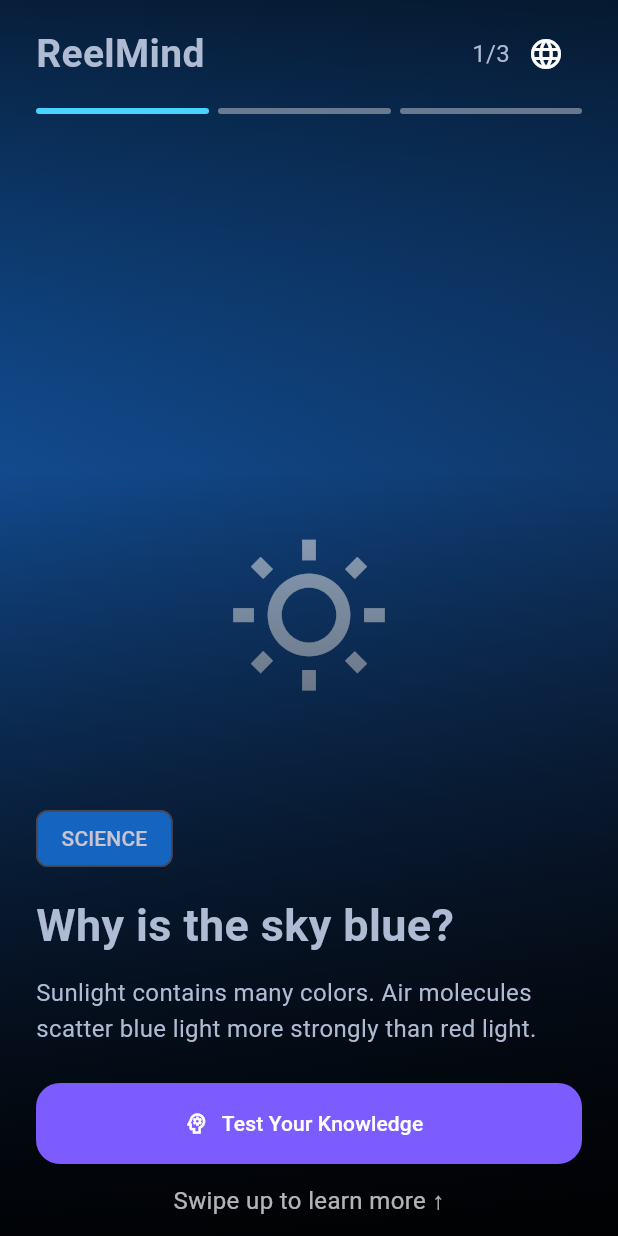
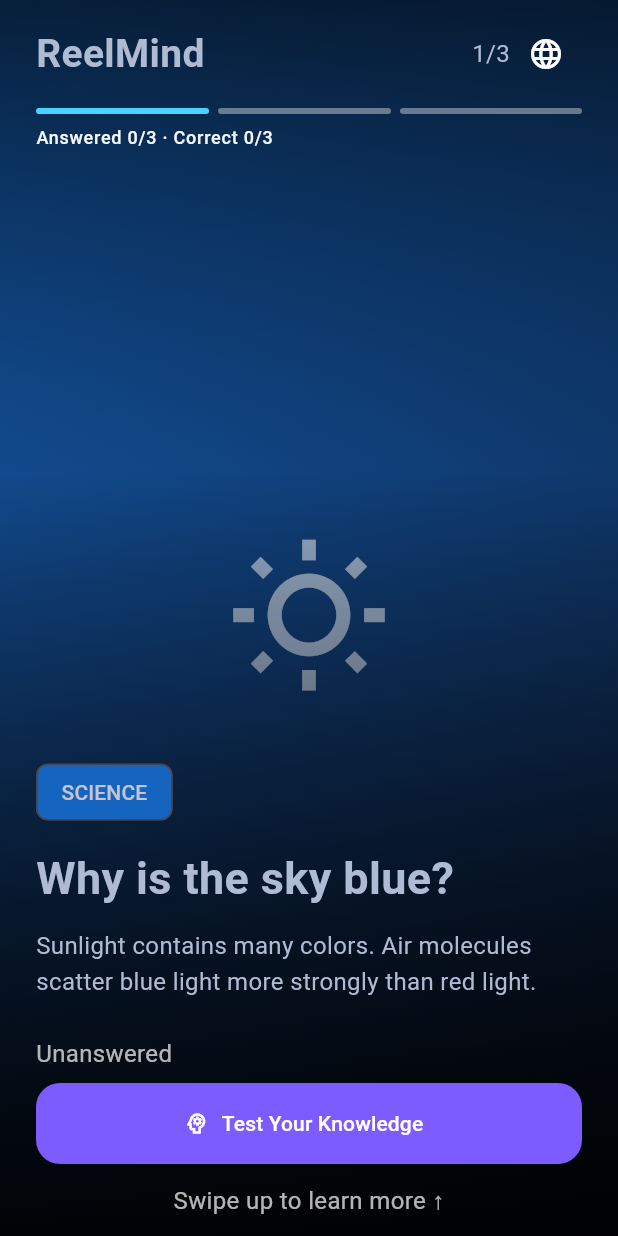
Before and after one commit to SweetRomeo/ReelMind, a Flutter app: the screen it shows after launch, on a phone screen of 412 x 824 dp. Run offline on Flutter 3.47's test engine with Material 3 defaults, Android fonts, the phone set to English and light mode, and no system bars; our stand-ins replace shared_preferences, video_player.

Commit message:
Persist quiz results and show local learning progress

```diff
--- /dev/null
+++ b/lib/data/quiz_progress_store.dart
@@ -0,0 +1,23 @@
+import 'package:shared_preferences/shared_preferences.dart';
+
+import '../models/learning_reel.dart';
+
+class QuizProgressStore {
+  final _preferences = SharedPreferencesAsync();
+
+  Future<Map<LessonId, bool>> load() async {
+    final preferences = await _preferences.getAll(
+      allowList: {for (final id in LessonId.values) _key(id)},
+    );
+    return {
+      for (final id in LessonId.values)
+        if (preferences[_key(id)] case final bool isCorrect) id: isCorrect,
+    };
+  }
+
+  Future<void> save(LessonId lessonId, {required bool isCorrect}) {
+    return _preferences.setBool(_key(lessonId), isCorrect);
+  }
+
+  static String _key(LessonId id) => 'reelmind.quizResult.${id.storageId}';
+}
--- a/lib/data/reel_data.dart
+++ b/lib/data/reel_data.dart
@@ -7,6 +7,7 @@ import '../models/video_source.dart';
 List<LearningReel> buildReels(AppLocalizations l10n) {
   return [
     LearningReel(
+      id: LessonId.skyColor,
       category: l10n.science,
       title: l10n.skyTitle,
       description: l10n.skyDescription,
@@ -14,6 +15,7 @@ List<LearningReel> buildReels(AppLocalizations l10n) {
       color: const Color(0xFF1565C0),
     ),
     LearningReel(
+      id: LessonId.apiIntro,
       category: l10n.technology,
       title: l10n.apiTitle,
       description: l10n.apiDescription,
@@ -26,6 +28,7 @@ List<LearningReel> buildReels(AppLocalizations l10n) {
       ),
     ),
     LearningReel(
+      id: LessonId.compoundInterest,
       category: l10n.finance,
       title: l10n.interestTitle,
       description: l10n.interestDescription,
--- a/lib/l10n/app_en.arb
+++ b/lib/l10n/app_en.arb
@@ -15,6 +15,21 @@
   "testKnowledge": "Test Your Knowledge",
   "quizComingSoon": "Quiz coming soon!",
   "swipeHint": "Swipe up to learn more ↑",
+  "progressSummary": "Answered {answered}/{total} · Correct {correct}/{total}",
+  "@progressSummary": {
+    "placeholders": {
+      "answered": { "type": "int" },
+      "correct": { "type": "int" },
+      "total": { "type": "int" }
+    }
+  },
+  "quizUnanswered": "Unanswered",
+  "quizAnsweredCorrectly": "Answered correctly",
+  "quizAnsweredIncorrectly": "Answered incorrectly",
+  "retryQuiz": "Retry Quiz",
+  "progressLoadFailed": "Couldn't load your progress.",
+  "progressSaveFailed": "Couldn't save your answer. Tap an option to try again.",
+  "tryAgain": "Try again",
 
   "quizSkyQuestion": "Which color is scattered most strongly by air molecules?",
   "quizSkyRed": "Red",
--- a/lib/l10n/app_localizations.dart
+++ b/lib/l10n/app_localizations.dart
@@ -182,6 +182,54 @@ abstract class AppLocalizations {
   /// **'Swipe up to learn more ↑'**
   String get swipeHint;
 
+  /// No description provided for @progressSummary.
+  ///
+  /// In en, this message translates to:
+  /// **'Answered {answered}/{total} · Correct {correct}/{total}'**
+  String progressSummary(int answered, int correct, int total);
+
+  /// No description provided for @quizUnanswered.
+  ///
+  /// In en, this message translates to:
+  /// **'Unanswered'**
+  String get quizUnanswered;
+
+  /// No description provided for @quizAnsweredCorrectly.
+  ///
+  /// In en, this message translates to:
+  /// **'Answered correctly'**
+  String get quizAnsweredCorrectly;
+
+  /// No description provided for @quizAnsweredIncorrectly.
+  ///
+  /// In en, this message translates to:
+  /// **'Answered incorrectly'**
+  String get quizAnsweredIncorrectly;
+
+  /// No description provided for @retryQuiz.
+  ///
+  /// In en, this message translates to:
+  /// **'Retry Quiz'**
+  String get retryQuiz;
+
+  /// No description provided for @progressLoadFailed.
+  ///
+  /// In en, this message translates to:
+  /// **'Couldn\'t load your progress.'**
+  String get progressLoadFailed;
+
+  /// No description provided for @progressSaveFailed.
+  ///
+  /// In en, this message translates to:
+  /// **'Couldn\'t save your answer. Tap an option to try again.'**
+  String get progressSaveFailed;
+
+  /// No description provided for @tryAgain.
+  ///
+  /// In en, this message translates to:
+  /// **'Try again'**
+  String get tryAgain;
+
   /// No description provided for @quizSkyQuestion.
   ///
   /// In en, this message translates to:
--- a/lib/l10n/app_localizations_en.dart
+++ b/lib/l10n/app_localizations_en.dart
@@ -55,6 +55,33 @@ class AppLocalizationsEn extends AppLocalizations {
   String get swipeHint => 'Swipe up to learn more ↑';
 
   @override
+  String progressSummary(int answered, int correct, int total) {
+    return 'Answered $answered/$total · Correct $correct/$total';
+  }
+
+  @override
+  String get quizUnanswered => 'Unanswered';
+
+  @override
+  String get quizAnsweredCorrectly => 'Answered correctly';
+
+  @override
+  String get quizAnsweredIncorrectly => 'Answered incorrectly';
+
+  @override
+  String get retryQuiz => 'Retry Quiz';
+
+  @override
+  String get progressLoadFailed => 'Couldn\'t load your progress.';
+
+  @override
+  String get progressSaveFailed =>
+      'Couldn\'t save your answer. Tap an option to try again.';
+
+  @override
+  String get tryAgain => 'Try again';
+
+  @override
   String get quizSkyQuestion =>
       'Which color is scattered most strongly by air molecules?';
 
--- a/lib/main.dart
+++ b/lib/main.dart
@@ -1,13 +1,14 @@
 import 'package:flutter/gestures.dart';
 import 'package:flutter/material.dart';
 
+import 'data/quiz_data.dart';
+import 'data/quiz_progress_store.dart';
+import 'data/reel_data.dart';
 import 'l10n/app_localizations.dart';
-import 'data/quiz_data.dart';
+import 'models/learning_reel.dart';
 import 'screens/quiz_screen.dart';
 import 'theme/app_theme.dart';
 import 'widgets/reel_video_player.dart';
-import 'models/learning_reel.dart';
-import 'data/reel_data.dart';
 
 void main() {
   runApp(const ReelMindApp());
@@ -21,6 +22,8 @@ class ReelMindApp extends StatefulWidget {
 }
 
 class _ReelMindAppState extends State<ReelMindApp> {
+  final _progressStore = QuizProgressStore();
+  late Future<Map<LessonId, bool>> _initialResults = _progressStore.load();
   Locale? _selectedLocale;
 
   void _changeLocale(Locale? locale) {
@@ -45,27 +48,73 @@ class _ReelMindAppState extends State<ReelMindApp> {
           PointerDeviceKind.trackpad,
         },
       ),
-      home: VideoFeedScreen(onLocaleChanged: _changeLocale),
+      home: FutureBuilder<Map<LessonId, bool>>(
+        future: _initialResults,
+        builder: (context, snapshot) {
+          if (snapshot.connectionState != ConnectionState.done) {
+            return const Scaffold(
+              body: Center(child: CircularProgressIndicator()),
+            );
+          }
+
+          if (snapshot.hasError) {
+            final l10n = AppLocalizations.of(context)!;
+            return Scaffold(
+              body: Center(
+                child: Column(
+                  mainAxisSize: MainAxisSize.min,
+                  children: [
+                    Text(l10n.progressLoadFailed),
+                    TextButton(
+                      onPressed: () {
+                        setState(() => _initialResults = _progressStore.load());
+                      },
+                      child: Text(l10n.tryAgain),
+                    ),
+                  ],
+                ),
+              ),
+            );
+          }
+
+          return VideoFeedScreen(
+            onLocaleChanged: _changeLocale,
+            initialResults: snapshot.requireData,
+            onQuizResult: _progressStore.save,
+          );
+        },
+      ),
     );
   }
 }
 
 class VideoFeedScreen extends StatefulWidget {
   final ValueChanged<Locale?> onLocaleChanged;
+  final Map<LessonId, bool> initialResults;
+  final Future<void> Function(LessonId lessonId, {required bool isCorrect})
+  onQuizResult;
 
-  const VideoFeedScreen({super.key, required this.onLocaleChanged});
+  const VideoFeedScreen({
+    super.key,
+    required this.onLocaleChanged,
+    required this.initialResults,
+    required this.onQuizResult,
+  });
 
   @override
   State<VideoFeedScreen> createState() => _VideoFeedScreenState();
 }
 
 class _VideoFeedScreenState extends State<VideoFeedScreen> {
+  late final _results = Map<LessonId, bool>.of(widget.initialResults);
   int _activeIndex = 0;
   bool _isQuizOpen = false;
 
-  Future<void> _openQuiz(int index) async {
+  Future<void> _openQuiz(LessonId lessonId) async {
+    if (_isQuizOpen) return;
+
     final l10n = AppLocalizations.of(context)!;
-    final question = quizForReel(index, l10n);
+    final question = quizForReel(lessonId, l10n);
 
     setState(() {
       _isQuizOpen = true;
@@ -79,7 +128,17 @@ class _VideoFeedScreenState extends State<VideoFeedScreen> {
 
     try {
       await Navigator.of(context).push<void>(
-        MaterialPageRoute(builder: (context) => QuizScreen(question: question)),
+        MaterialPageRoute(
+          builder: (context) => QuizScreen(
+            question: question,
+            onAnswer: (isCorrect) async {
+              await widget.onQuizResult(lessonId, isCorrect: isCorrect);
+              if (mounted) {
+                setState(() => _results[lessonId] = isCorrect);
+              }
+            },
+          ),
+        ),
       );
     } finally {
       if (mounted) {
@@ -94,6 +153,13 @@ class _VideoFeedScreenState extends State<VideoFeedScreen> {
   Widget build(BuildContext context) {
     final l10n = AppLocalizations.of(context)!;
     final reels = buildReels(l10n);
+    final lessonIds = reels.map((reel) => reel.id).toSet();
+    final outcomes = lessonIds.map((id) => _results[id]).whereType<bool>();
+    final progressSummary = l10n.progressSummary(
+      outcomes.length,
+      outcomes.where((isCorrect) => isCorrect).length,
+      lessonIds.length,
+    );
 
     return Scaffold(
       backgroundColor: Colors.black,
@@ -109,12 +175,15 @@ class _VideoFeedScreenState extends State<VideoFeedScreen> {
               });
             },
             itemBuilder: (context, index) {
+              final reel = reels[index];
               return LearningReelCard(
-                reel: reels[index],
+                reel: reel,
                 index: index,
                 total: reels.length,
+                progressSummary: progressSummary,
+                quizResult: _results[reel.id],
                 isActive: index == _activeIndex && !_isQuizOpen,
-                onQuizPressed: () => _openQuiz(index),
+                onQuizPressed: () => _openQuiz(reel.id),
                 onLocaleChanged: widget.onLocaleChanged,
               );
             },
@@ -129,6 +198,8 @@ class LearningReelCard extends StatelessWidget {
   final LearningReel reel;
   final int index;
   final int total;
+  final String progressSummary;
+  final bool? quizResult;
   final bool isActive;
   final ValueChanged<Locale?> onLocaleChanged;
   final VoidCallback onQuizPressed;
@@ -138,6 +209,8 @@ class LearningReelCard extends StatelessWidget {
     required this.reel,
     required this.index,
     required this.total,
+    required this.progressSummary,
+    required this.quizResult,
     required this.isActive,
     required this.onLocaleChanged,
     required this.onQuizPressed,
@@ -147,17 +220,22 @@ class LearningReelCard extends StatelessWidget {
   Widget build(BuildContext context) {
     final l10n = AppLocalizations.of(context)!;
     final isCompact = MediaQuery.sizeOf(context).height < 650;
+    final (quizStatus, statusColor) = switch (quizResult) {
+      null => (l10n.quizUnanswered, Colors.white70),
+      true => (l10n.quizAnsweredCorrectly, AppColors.success),
+      false => (l10n.quizAnsweredIncorrectly, AppColors.error),
+    };
 
     return Stack(
       fit: StackFit.expand,
       children: [
         // Full-screen video or placeholder.
         if (reel.videoSource != null)
-        ReelVideoPlayer(
-          key: ValueKey(reel.videoSource),
-          source: reel.videoSource!,
-          isActive: isActive,
-        )
+          ReelVideoPlayer(
+            key: ValueKey(reel.videoSource),
+            source: reel.videoSource!,
+            isActive: isActive,
+          )
         else
           Container(
             decoration: BoxDecoration(
@@ -259,6 +337,11 @@ class LearningReelCard extends StatelessWidget {
                     );
                   }),
                 ),
+                const SizedBox(height: 8),
+                Text(
+                  progressSummary,
+                  style: Theme.of(context).textTheme.labelMedium,
+                ),
 
                 Expanded(
                   child: Align(
@@ -295,13 +378,23 @@ class LearningReelCard extends StatelessWidget {
 
                           const SizedBox(height: 24),
 
+                          Text(
+                            quizStatus,
+                            style: TextStyle(color: statusColor),
+                          ),
+                          const SizedBox(height: 8),
+
                           SizedBox(
                             width: double.infinity,
                             height: 54,
                             child: ElevatedButton.icon(
                               onPressed: onQuizPressed,
                               icon: const Icon(Icons.psychology_outlined),
-                              label: Text(l10n.testKnowledge),
+                              label: Text(
+                                quizResult == null
+                                    ? l10n.testKnowledge
+                                    : l10n.retryQuiz,
+                              ),
                             ),
                           ),
 
--- a/lib/models/learning_reel.dart
+++ b/lib/models/learning_reel.dart
@@ -2,7 +2,18 @@ import 'package:flutter/material.dart';
 
 import 'video_source.dart';
 
+enum LessonId {
+  skyColor('sky-color'),
+  apiIntro('api-intro'),
+  compoundInterest('compound-interest');
+
+  const LessonId(this.storageId);
+
+  final String storageId;
+}
+
 class LearningReel {
+  final LessonId id;
   final String category;
   final String title;
   final String description;
@@ -11,6 +22,7 @@ class LearningReel {
   final VideoSource? videoSource;
 
   const LearningReel({
+    required this.id,
     required this.category,
     required this.title,
     required this.description,
--- a/pubspec.yaml
+++ b/pubspec.yaml
@@ -37,6 +37,7 @@ dependencies:
   flutter_localizations:
     sdk: flutter
   intl: ^0.20.3
+  shared_preferences: ^2.5.6
   video_player: ^2.14.1
 
 dev_dependencies:
@@ -49,6 +50,7 @@ dev_dependencies:
   # package. See that file for information about deactivating specific lint
   # rules and activating additional ones.
   flutter_lints: ^6.0.0
+  shared_preferences_platform_interface: ^2.4.2
   video_player_platform_interface: ^6.9.0
 
 # For information on the generic Dart part of this file, see the
```
Also changed, not shown: lib/data/quiz_data.dart (+7 -9 lines), lib/l10n/app_localizations_tr.dart (+27 -0 lines), lib/l10n/app_tr.arb (+8 -0 lines), lib/screens/quiz_screen.dart (+39 -19 lines), pubspec.lock, 6 other files.
